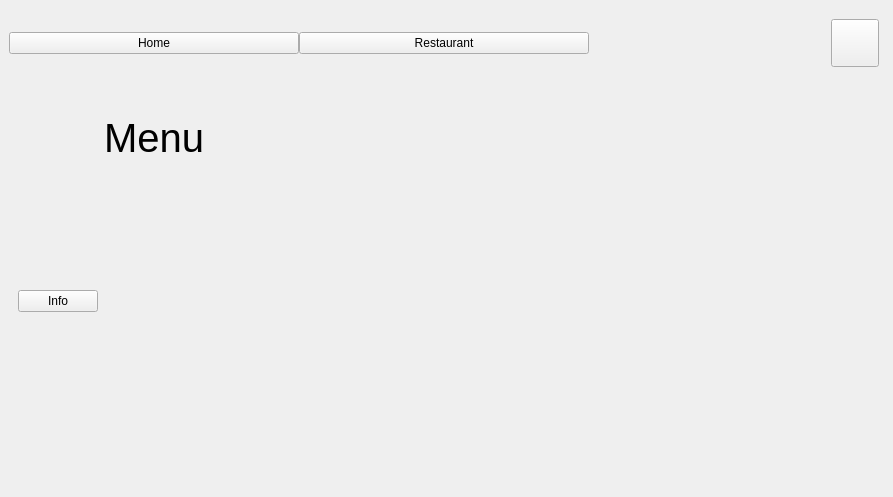
mylinh130425/KTLT_K23416_Group2, file project/ui/interface.ui: the form before one commit.
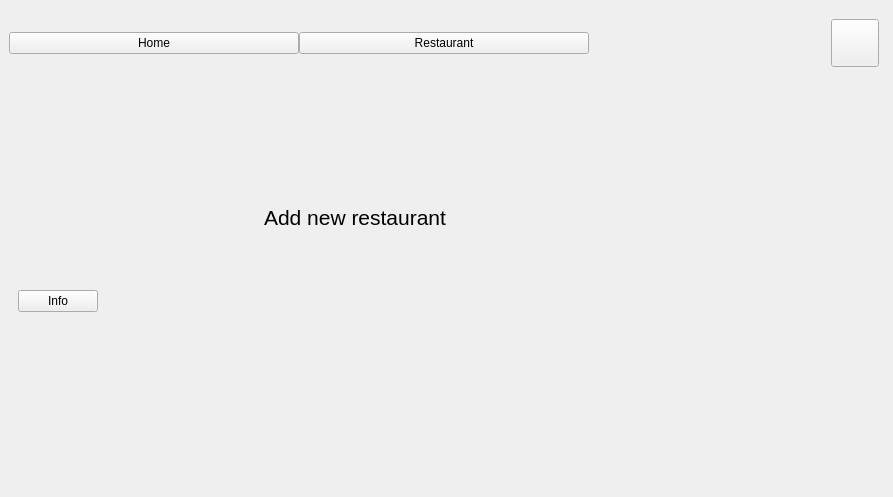
The form after the commit. The open tabs and pages were chosen to show the change. Icons and pictures are not drawn.

Commit message: Added add_restaurant_page and modify_restaurant_page in interface.ui

```diff
--- a/project/ui/interface.ui
+++ b/project/ui/interface.ui
@@ -290,6 +290,46 @@
                 </item>
                 <item>
                  <widget class="QStackedWidget" name="stackedWidget_4">
+                  <widget class="QWidget" name="add_restauran_page">
+                   <widget class="QLabel" name="label_6">
+                    <property name="geometry">
+                     <rect>
+                      <x>160</x>
+                      <y>100</y>
+                      <width>231</width>
+                      <height>71</height>
+                     </rect>
+                    </property>
+                    <property name="font">
+                     <font>
+                      <pointsize>16</pointsize>
+                     </font>
+                    </property>
+                    <property name="text">
+                     <string>Add new restaurant</string>
+                    </property>
+                   </widget>
+                  </widget>
+                  <widget class="QWidget" name="modify_restaurant_page">
+                   <widget class="QLabel" name="label_7">
+                    <property name="geometry">
+                     <rect>
+                      <x>150</x>
+                      <y>110</y>
+                      <width>231</width>
+                      <height>71</height>
+                     </rect>
+                    </property>
+                    <property name="font">
+                     <font>
+                      <pointsize>16</pointsize>
+                     </font>
+                    </property>
+                    <property name="text">
+                     <string>Edit/Delete  restaurant</string>
+                    </property>
+                   </widget>
+                  </widget>
                   <widget class="QWidget" name="menu_page">
                    <widget class="QLabel" name="label_5">
                     <property name="geometry">
```
The commit also changes 2 other files.
